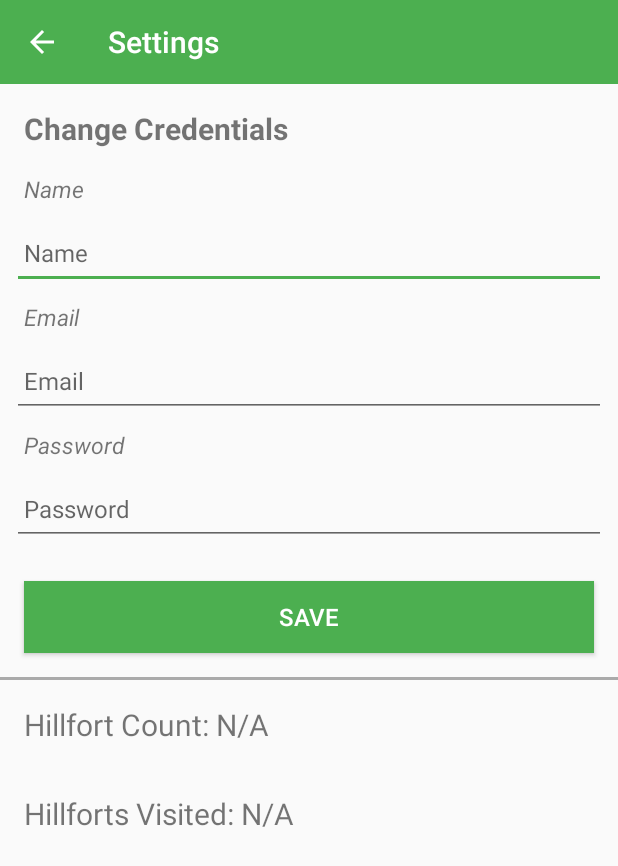
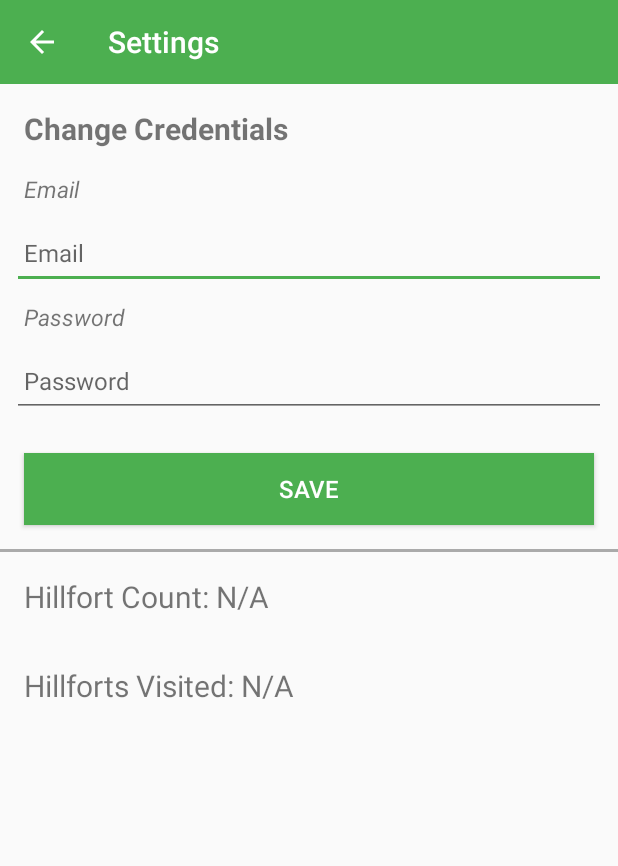
Before and after one commit to lukehalley/hillfort, an Android app: the HillfortSettingsActivity screen opened directly, with no data from a screen before it, after a tap on "SAVE", on a phone screen of 412 x 824 dp. Shown: the top 866 px of the screen. Run offline under Robolectric (Android 15) with nearby library versions, the phone set to English and light mode, and no system bars; 2 statements that could not run were skipped.

Commit message:
Shared prefs getting to settings - now trying to set new details

```diff
--- a/Hillfort/src/main/java/org/wit/hillfort/activities/HillfortLoginActivity.kt
+++ b/Hillfort/src/main/java/org/wit/hillfort/activities/HillfortLoginActivity.kt
@@ -15,11 +15,14 @@ class HillfortLoginActivity : AppCompatActivity(), AnkoLogger {
         app = application as MainApp
         super.onCreate(savedInstanceState)
         setContentView(R.layout.activity_login)
+        val mypreference = HillfortSharedPreferences(this)
 
         loginButton.setOnClickListener {
             var users = app.users.findAll()
             if (enteredEmail.text.toString() in users.toString() && enteredPassword.text.toString() in users.toString()) {
                 info { "Logged In!" }
+                mypreference.setCurrentUserEmail(enteredEmail.text.toString())
+                mypreference.setCurrentUserPassword(enteredPassword.text.toString())
                 startActivityForResult(intentFor<HillfortListActivity>().putExtra("loggedInUser", enteredEmail.text.toString()), 0)
             } else if (enteredEmail.text.toString().equals("admin")) {
                 info { "Logged In As Admin!" }
--- a/Hillfort/src/main/java/org/wit/hillfort/activities/HillfortSettingsActivity.kt
+++ b/Hillfort/src/main/java/org/wit/hillfort/activities/HillfortSettingsActivity.kt
@@ -20,23 +20,24 @@ class HillfortSettingsActivity : AppCompatActivity(), AnkoLogger {
         toolbarSettings.title = "Settings"
         setSupportActionBar(toolbarSettings)
         supportActionBar?.setDisplayHomeAsUpEnabled(true)
+        val mypreference = HillfortSharedPreferences(this)
 
         app = application as MainApp
 
         user = intent.extras.getParcelable<UserModel>("user_edit")
         info { "USER INFO " + user.name +  user.email + user.password}
-        editUserName.setText(user.name)
-        editUserEmail.setText(user.email)
-        editUserPassword.setText(user.password)
+        editUserEmail.setText(mypreference.getCurrentUserEmail())
+        editUserPassword.setText(mypreference.getCurrentUserPassword())
         saveEditUser.setOnClickListener {
-            user.name = editUserName.text.toString()
+            user.name = user.name
             user.email = editUserEmail.text.toString()
             user.password = editUserPassword.text.toString()
-            if (user.name.isEmpty() or user.email.isEmpty() or user.password.isEmpty()) {
+            if (user.email.isEmpty() or user.password.isEmpty()) {
                 toast(R.string.hint_EnterHillfortTitle)
             } else {
                 alert(R.string.confirmUserEditSave) {
                     yesButton {
+                        info { "UPDATING USE TO: " +  user}
                         app.users.update(user)
                         finish()
                     }
--- /dev/null
+++ b/Hillfort/src/main/java/org/wit/hillfort/activities/HillfortSharedPreferences.kt
@@ -0,0 +1,56 @@
+package org.wit.hillfort.activities
+
+import android.content.Context
+
+class HillfortSharedPreferences(context: Context){
+
+    val PREFERENCE_NAME = "CurrentUser"
+
+    val PREF_VAL_LOGIN_COUNT = "LoginCount"
+    val PREF_VAL_USER_NAME = "CurrentUserName"
+    val PREF_VAL_USER_EMAIL = "CurrentUserEmail"
+    val PREF_VAL_USER_PASSWORD = "CurrentUserPassword"
+
+    val preference = context.getSharedPreferences(PREFERENCE_NAME, Context.MODE_PRIVATE)
+
+    fun getLoginCount() : Int {
+        return preference.getInt(PREF_VAL_LOGIN_COUNT, 0)
+    }
+
+    fun setLoginCount(count : Int){
+        val editor = preference.edit()
+        editor.putInt(PREF_VAL_LOGIN_COUNT, count)
+        editor.apply()
+    }
+
+    fun getCurrentUserName() : String {
+        return preference.getString(PREF_VAL_USER_NAME, "NameNA")
+    }
+
+    fun setCurrentUserName(name : String){
+        val editor = preference.edit()
+        editor.putString(PREF_VAL_USER_NAME, name)
+        editor.apply()
+    }
+
+    fun getCurrentUserEmail() : String {
+        return preference.getString(PREF_VAL_USER_EMAIL, "EmailNA")
+    }
+
+    fun setCurrentUserEmail(email : String){
+        val editor = preference.edit()
+        editor.putString(PREF_VAL_USER_EMAIL, email)
+        editor.apply()
+    }
+
+    fun getCurrentUserPassword() : String {
+        return preference.getString(PREF_VAL_USER_PASSWORD, "PasswordNA")
+    }
+
+    fun setCurrentUserPassword(password : String){
+        val editor = preference.edit()
+        editor.putString(PREF_VAL_USER_PASSWORD, password)
+        editor.apply()
+    }
+
+}
--- a/Hillfort/src/main/res/layout/activity_settings.xml
+++ b/Hillfort/src/main/res/layout/activity_settings.xml
@@ -49,32 +49,6 @@
                     android:textAlignment="viewStart"
                     android:textSize="20sp"
                     android:textStyle="bold" />
-
-                <TextView
-                    android:id="@+id/changeUserName"
-                    android:layout_width="match_parent"
-                    android:layout_height="wrap_content"
-                    android:layout_marginLeft="8dp"
-                    android:layout_marginRight="8dp"
-                    android:paddingLeft="8dp"
-                    android:paddingRight="8dp"
-                    android:text="@string/changeUserName"
-                    android:textAlignment="viewStart"
-                    android:textSize="15sp"
-                    android:textStyle="italic" />
-
-                <android.support.design.widget.TextInputEditText
-                    android:id="@+id/editUserName"
-                    android:layout_width="match_parent"
-                    android:layout_height="48dp"
-                    android:layout_margin="8dp"
-                    android:hint="@string/name"
-                    android:inputType="textCapSentences"
-                    android:maxLength="25"
-                    android:maxLines="1"
-                    android:padding="8dp"
-                    android:textColor="@color/colorPrimaryDark"
-                    android:textSize="16sp" />
 
                 <TextView
                     android:id="@+id/changeUserEmail"
```
Also changed, not shown: Hillfort/src/main/res/layout/activity_login.xml (+11 -0 lines).
